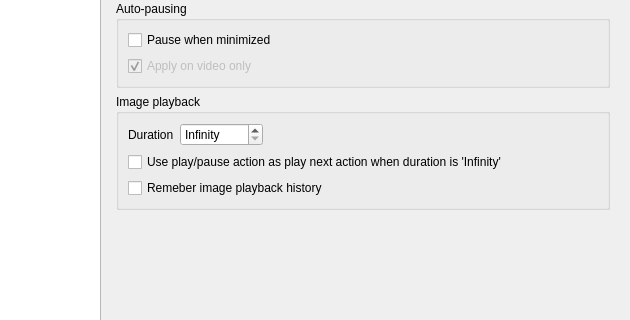
First picture: the form in src/cmplayer/ui/prefdialog.ui, repository bylee20/bomi, before the edit; both pictures show x 110 to 740 and y 141 to 461 of the 740 by 640 pixel window.
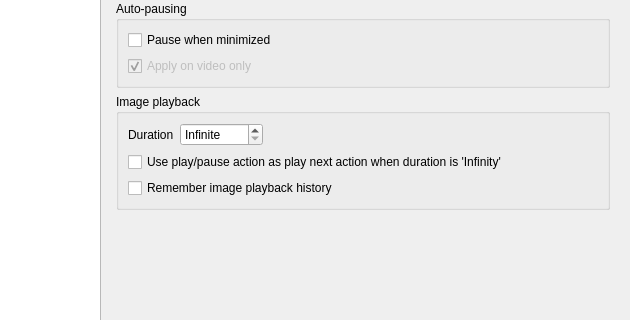
Second picture: the form after the edit. The open tabs and pages were chosen to show the change. Icons and pictures are not drawn. Custom widgets are drawn as their Qt base class.

What changed in the file:
```diff
--- a/src/cmplayer/ui/prefdialog.ui
+++ b/src/cmplayer/ui/prefdialog.ui
@@ -211,7 +211,7 @@
               <item>
                <widget class="QDoubleSpinBox" name="image_duration">
                 <property name="specialValueText">
-                 <string>Infinity</string>
+                 <string>Infinite</string>
                 </property>
                 <property name="accelerated">
                  <bool>true</bool>
@@ -249,7 +249,7 @@
             <item>
              <widget class="QCheckBox" name="remember_image">
               <property name="text">
-               <string>Remeber image playback history</string>
+               <string>Remember image playback history</string>
               </property>
              </widget>
             </item>
```
Left out of the diff: 2 changed lines with no effect on the pictures.
